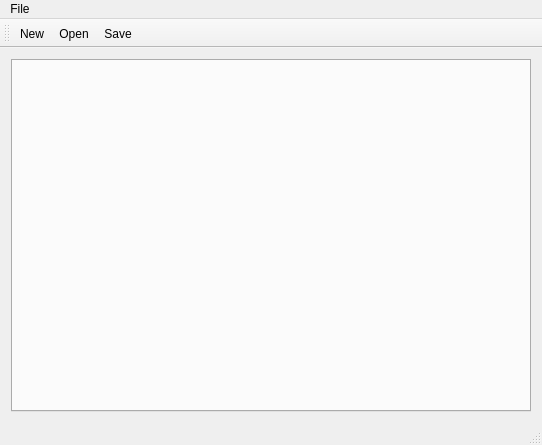
The window that src/apps/Daqster/mainwindow.ui (samiavasil/temporary) describes before a commit, drawn with Qt 5.
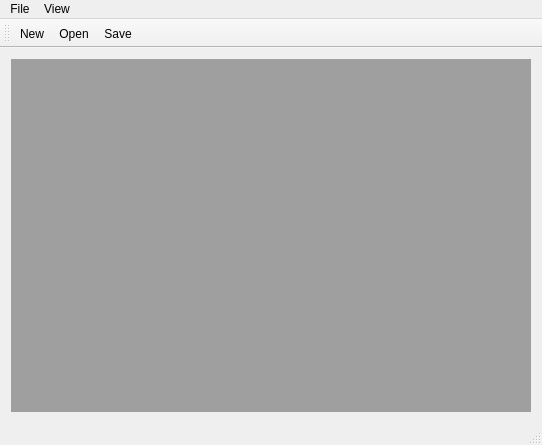
The same window after the commit. Icons and pictures are not drawn.

The edit to the form file:
```diff
--- a/src/apps/Daqster/mainwindow.ui
+++ b/src/apps/Daqster/mainwindow.ui
@@ -13,12 +13,36 @@
   <property name="windowTitle">
    <string>MainWindow</string>
   </property>
+  <property name="animated">
+   <bool>false</bool>
+  </property>
+  <property name="documentMode">
+   <bool>false</bool>
+  </property>
+  <property name="dockNestingEnabled">
+   <bool>false</bool>
+  </property>
+  <property name="dockOptions">
+   <set>QMainWindow::AllowTabbedDocks</set>
+  </property>
   <widget class="QWidget" name="centralWidget">
    <layout class="QGridLayout" name="gridLayout">
     <item row="0" column="0">
-     <widget class="QTabWidget" name="tabWidget">
-      <property name="currentIndex">
-       <number>-1</number>
+     <widget class="QMdiArea" name="mdiArea">
+      <property name="autoFillBackground">
+       <bool>true</bool>
+      </property>
+      <property name="viewMode">
+       <enum>QMdiArea::TabbedView</enum>
+      </property>
+      <property name="documentMode">
+       <bool>true</bool>
+      </property>
+      <property name="tabShape">
+       <enum>QTabWidget::Rounded</enum>
+      </property>
+      <property name="tabPosition">
+       <enum>QTabWidget::South</enum>
       </property>
      </widget>
     </item>
@@ -41,7 +65,15 @@
     <addaction name="actionOpen"/>
     <addaction name="actionSave"/>
    </widget>
+   <widget class="QMenu" name="menuView">
+    <property name="title">
+     <string>View</string>
+    </property>
+    <addaction name="actionFullScreen"/>
+    <addaction name="actionHideToolbar"/>
+   </widget>
    <addaction name="menuFile"/>
+   <addaction name="menuView"/>
   </widget>
   <widget class="QToolBar" name="mainToolBar">
    <attribute name="toolBarArea">
```
Left out of the diff: 31 changed lines with no effect on the pictures.
